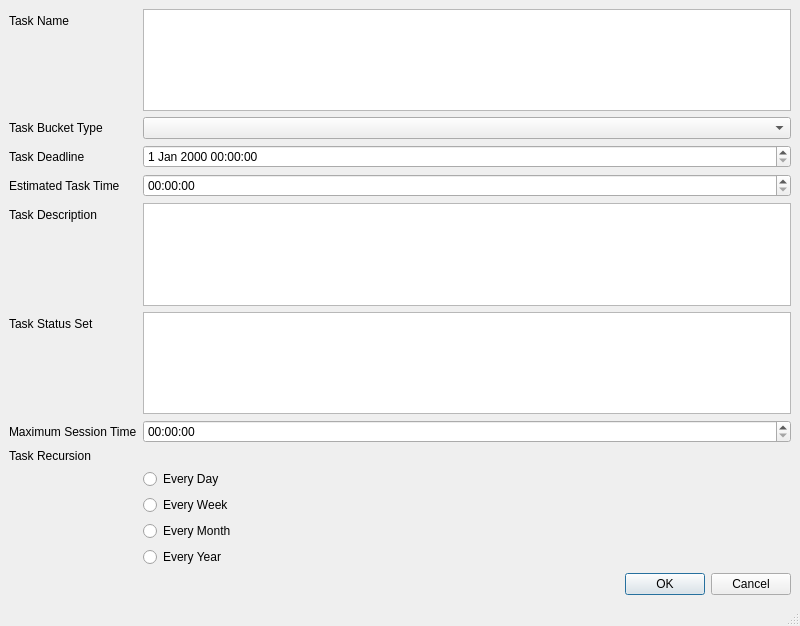
ZiggyOliver/TaskBucket, file createTask.ui: the form before one commit.
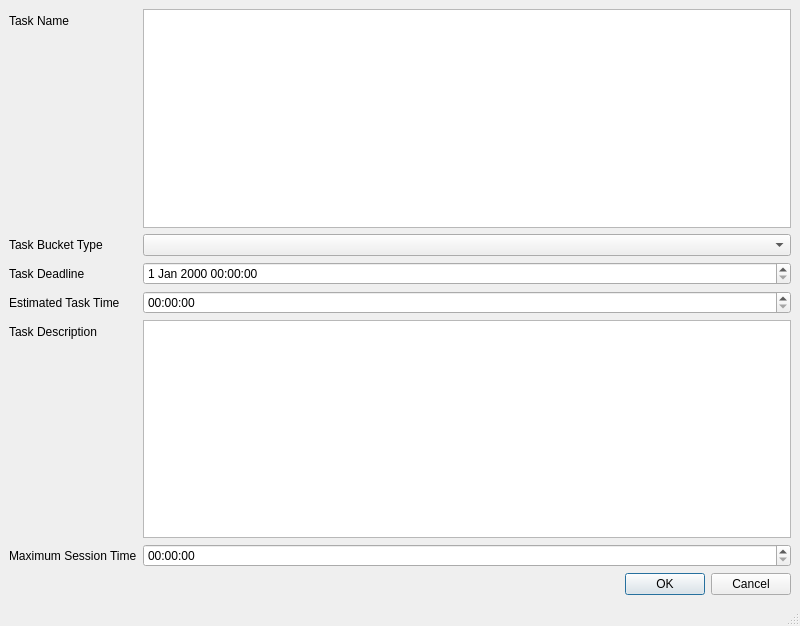
The form after the commit.

Diff of the .ui file:
```diff
--- a/createTask.ui
+++ b/createTask.ui
@@ -32,6 +32,9 @@
       </property>
      </widget>
     </item>
+    <item row="1" column="1">
+     <widget class="QComboBox" name="taskBucketTypeSelector"/>
+    </item>
     <item row="2" column="0">
      <widget class="QLabel" name="label_3">
       <property name="text">
@@ -63,70 +66,22 @@
      <widget class="QPlainTextEdit" name="taskDescriptionEdit"/>
     </item>
     <item row="5" column="0">
-     <widget class="QLabel" name="label_6">
+     <widget class="QLabel" name="label_8">
       <property name="text">
-       <string>Task Status Set</string>
+       <string>Maximum Session Time</string>
       </property>
      </widget>
     </item>
     <item row="5" column="1">
-     <widget class="QPlainTextEdit" name="taskStatusEdit"/>
+     <widget class="QTimeEdit" name="maxSessionTimeEdit"/>
     </item>
-    <item row="7" column="0">
-     <widget class="QLabel" name="label_7">
-      <property name="text">
-       <string>Task Recursion</string>
-      </property>
-     </widget>
-    </item>
-    <item row="8" column="1">
-     <widget class="QRadioButton" name="dailyRecRadio">
-      <property name="text">
-       <string>Every Day</string>
-      </property>
-     </widget>
-    </item>
-    <item row="9" column="1">
-     <widget class="QRadioButton" name="weeklyRecRadio">
-      <property name="text">
-       <string>Every Week</string>
-      </property>
-     </widget>
-    </item>
-    <item row="10" column="1">
-     <widget class="QRadioButton" name="monthlyRecRadio">
-      <property name="text">
-       <string>Every Month</string>
-      </property>
-     </widget>
-    </item>
-    <item row="11" column="1">
-     <widget class="QRadioButton" name="yearlyRecRadio">
-      <property name="text">
-       <string>Every Year</string>
-      </property>
-     </widget>
-    </item>
-    <item row="12" column="1">
+    <item row="6" column="1">
      <widget class="QDialogButtonBox" name="buttonBox">
       <property name="standardButtons">
        <set>QDialogButtonBox::StandardButton::Cancel|QDialogButtonBox::StandardButton::Ok</set>
       </property>
      </widget>
     </item>
-    <item row="6" column="0">
-     <widget class="QLabel" name="label_8">
-      <property name="text">
-       <string>Maximum Session Time</string>
-      </property>
-     </widget>
-    </item>
-    <item row="6" column="1">
-     <widget class="QTimeEdit" name="maxSessionTimeEdit"/>
-    </item>
-    <item row="1" column="1">
-     <widget class="QComboBox" name="taskBucketTypeSelector"/>
-    </item>
    </layout>
   </widget>
   <widget class="QMenuBar" name="menubar">
```
